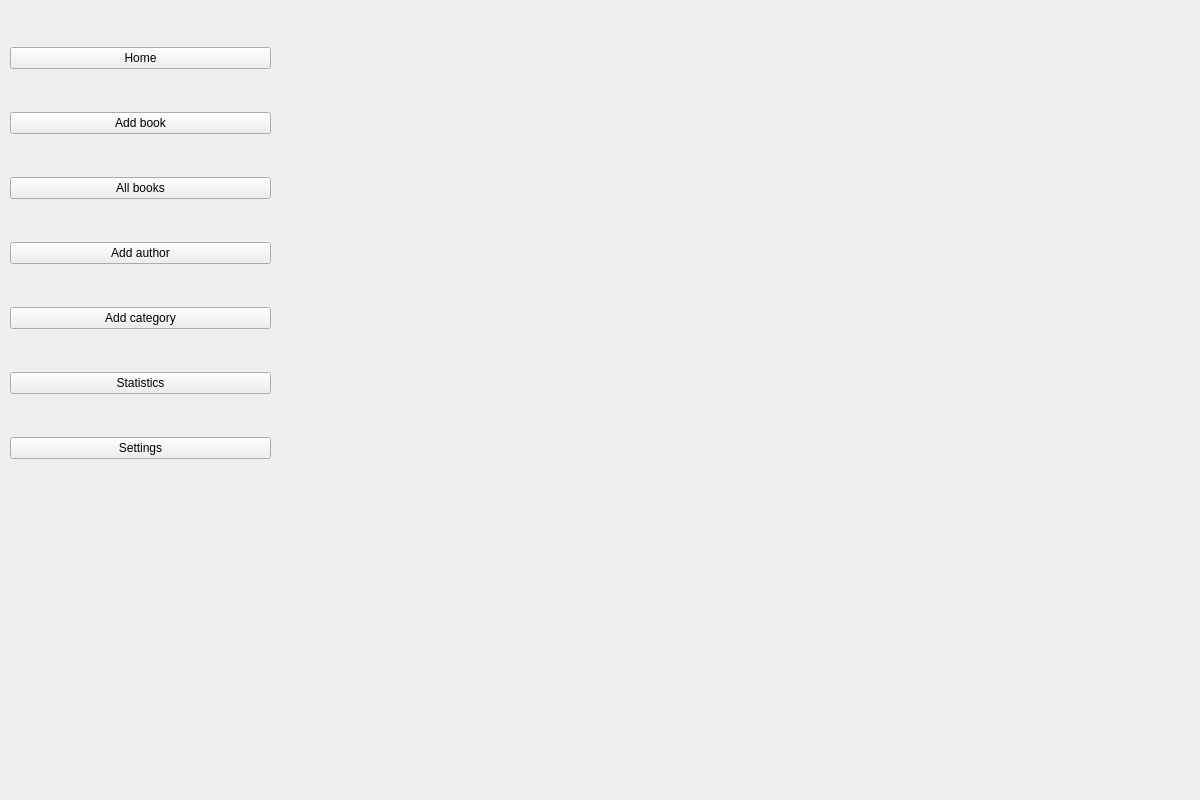
First picture: the form in assets/ui_XML/main_window.ui, repository nisaia/P-yQt-ersonal-management-system, before the edit.
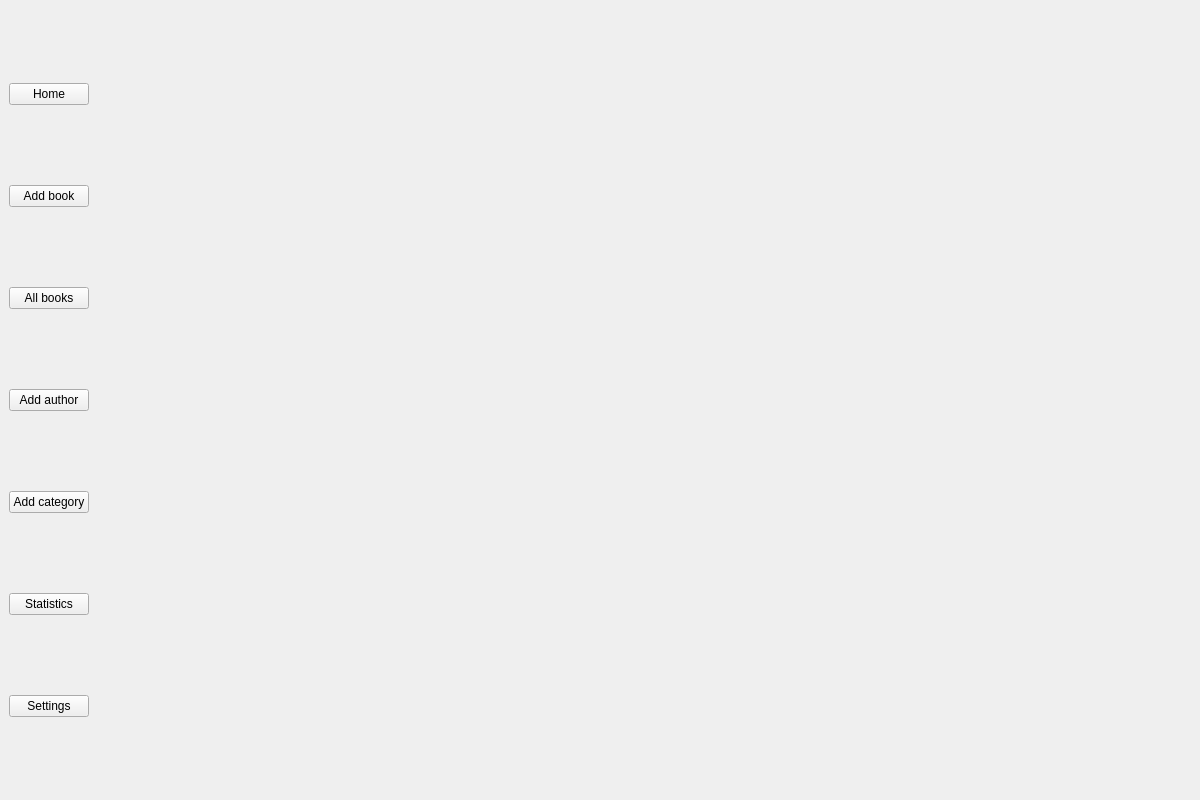
Second picture: the form after the edit.

The edit to the form file:
```diff
--- a/assets/ui_XML/main_window.ui
+++ b/assets/ui_XML/main_window.ui
@@ -17,15 +17,8 @@
    <string notr="true"/>
   </property>
   <widget class="QWidget" name="centralwidget">
-   <widget class="QWidget" name="verticalLayoutWidget">
-    <property name="geometry">
-     <rect>
-      <x>10</x>
-      <y>10</y>
-      <width>261</width>
-      <height>491</height>
-     </rect>
-    </property>
+   <layout class="QHBoxLayout" name="horizontalLayout">
+    <item>
     <layout class="QVBoxLayout" name="verticalLayout">
      <item>
       <widget class="QPushButton" name="home_button">
@@ -77,17 +70,18 @@
       </widget>
      </item>
     </layout>
-   </widget>
+    </item>
+    <item>
    <widget class="QStackedWidget" name="stackedWidget">
-    <property name="geometry">
-     <rect>
-      <x>290</x>
-      <y>10</y>
-      <width>890</width>
-      <height>771</height>
-     </rect>
-    </property>
-   </widget>
+      <property name="sizePolicy">
+       <sizepolicy hsizetype="Preferred" vsizetype="Preferred">
+        <horstretch>0</horstretch>
+        <verstretch>0</verstretch>
+       </sizepolicy>
+      </property>
+     </widget>
+    </item>
+   </layout>
   </widget>
  </widget>
  <resources/>
```
Lines whose indentation alone changed are shown as unchanged.
